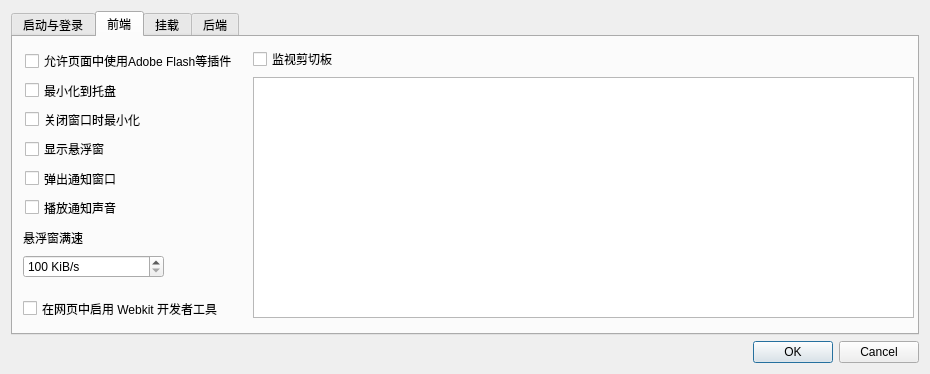
The window that src/frontend/ui/settings.ui (Xinkai/XwareDesktop) describes before a commit, drawn with Qt 5.
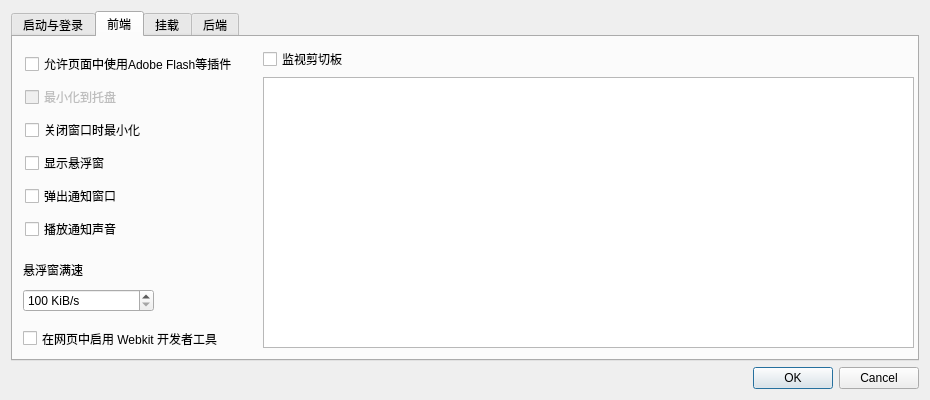
The same window after the commit. The open tabs and pages were chosen to show the change. Icons and pictures are not drawn.

Commit message: fixed closetominmize:disabled minimizetostray in settings.py

What changed in the file:
```diff
--- a/src/frontend/ui/settings.ui
+++ b/src/frontend/ui/settings.ui
@@ -10,7 +10,7 @@
     <x>0</x>
     <y>0</y>
     <width>930</width>
-    <height>374</height>
+       <height>400</height>
    </rect>
   </property>
   <property name="sizePolicy">
@@ -22,13 +22,13 @@
   <property name="minimumSize">
    <size>
     <width>930</width>
-    <height>374</height>
+       <height>400</height>
    </size>
   </property>
   <property name="maximumSize">
    <size>
     <width>930</width>
-    <height>374</height>
+       <height>400</height>
    </size>
   </property>
   <property name="windowTitle">
@@ -267,7 +267,7 @@
        <property name="geometry">
         <rect>
          <x>10</x>
-         <y>260</y>
+            <y>290</y>
          <width>251</width>
          <height>23</height>
         </rect>
@@ -284,13 +284,19 @@
         <rect>
          <x>12</x>
          <y>12</y>
-         <width>231</width>
-         <height>170</height>
+            <width>261</width>
+            <height>201</height>
         </rect>
        </property>
        <layout class="QVBoxLayout" name="verticalLayout_5">
         <item>
          <widget class="QCheckBox" name="checkBox_allowFlash">
+             <property name="sizePolicy">
+                 <sizepolicy hsizetype="Fixed" vsizetype="Fixed">
+                     <horstretch>0</horstretch>
+                     <verstretch>0</verstretch>
+                 </sizepolicy>
+             </property>
           <property name="toolTip">
            <string>一些功能，比如复制URL，需要Flash支持。</string>
           </property>
@@ -302,7 +308,13 @@
         <item>
          <widget class="QCheckBox" name="checkBox_minimizeToSystray">
           <property name="enabled">
-           <bool>true</bool>
+              <bool>false</bool>
+          </property>
+             <property name="sizePolicy">
+                 <sizepolicy hsizetype="Fixed" vsizetype="Fixed">
+                     <horstretch>0</horstretch>
+                     <verstretch>0</verstretch>
+                 </sizepolicy>
           </property>
           <property name="text">
            <string>最小化到托盘</string>
@@ -311,6 +323,12 @@
         </item>
         <item>
          <widget class="QCheckBox" name="checkBox_closeToMinimize">
+             <property name="sizePolicy">
+                 <sizepolicy hsizetype="Fixed" vsizetype="Fixed">
+                     <horstretch>0</horstretch>
+                     <verstretch>0</verstretch>
+                 </sizepolicy>
+             </property>
           <property name="text">
            <string>关闭窗口时最小化</string>
           </property>
@@ -318,6 +336,12 @@
         </item>
         <item>
          <widget class="QCheckBox" name="checkBox_showMonitorWindow">
+             <property name="sizePolicy">
+                 <sizepolicy hsizetype="Fixed" vsizetype="Fixed">
+                     <horstretch>0</horstretch>
+                     <verstretch>0</verstretch>
+                 </sizepolicy>
+             </property>
           <property name="text">
            <string>显示悬浮窗</string>
           </property>
@@ -325,6 +349,12 @@
         </item>
         <item>
          <widget class="QCheckBox" name="checkBox_popNotifications">
+             <property name="sizePolicy">
+                 <sizepolicy hsizetype="Fixed" vsizetype="Fixed">
+                     <horstretch>0</horstretch>
+                     <verstretch>0</verstretch>
+                 </sizepolicy>
+             </property>
           <property name="text">
            <string>弹出通知窗口</string>
           </property>
@@ -332,6 +362,12 @@
         </item>
         <item>
          <widget class="QCheckBox" name="checkBox_notifyBySound">
+             <property name="sizePolicy">
+                 <sizepolicy hsizetype="Fixed" vsizetype="Fixed">
+                     <horstretch>0</horstretch>
+                     <verstretch>0</verstretch>
+                 </sizepolicy>
+             </property>
           <property name="text">
            <string>播放通知声音</string>
           </property>
@@ -342,10 +378,10 @@
       <widget class="QWidget" name="layoutWidget">
        <property name="geometry">
         <rect>
-         <x>240</x>
+            <x>250</x>
          <y>10</y>
-         <width>661</width>
-         <height>271</height>
+            <width>651</width>
+            <height>301</height>
         </rect>
        </property>
        <layout class="QVBoxLayout" name="verticalLayout_6">
@@ -365,14 +401,20 @@
        <property name="geometry">
         <rect>
          <x>10</x>
-         <y>190</y>
-         <width>141</width>
-         <height>51</height>
+            <y>220</y>
+            <width>131</width>
+            <height>61</height>
         </rect>
        </property>
        <layout class="QVBoxLayout" name="verticalLayout_8">
         <item>
          <widget class="QLabel" name="label_monitorFullSpeed">
+             <property name="sizePolicy">
+                 <sizepolicy hsizetype="Fixed" vsizetype="Fixed">
+                     <horstretch>0</horstretch>
+                     <verstretch>0</verstretch>
+                 </sizepolicy>
+             </property>
           <property name="text">
            <string>悬浮窗满速</string>
           </property>
@@ -383,6 +425,15 @@
         </item>
         <item>
          <widget class="QSpinBox" name="spinBox_monitorFullSpeed">
+             <property name="enabled">
+                 <bool>true</bool>
+             </property>
+             <property name="frame">
+                 <bool>true</bool>
+             </property>
+             <property name="alignment">
+                 <set>Qt::AlignLeading|Qt::AlignLeft|Qt::AlignVCenter</set>
+             </property>
           <property name="suffix">
            <string> KiB/s</string>
           </property>
@@ -390,7 +441,7 @@
            <number>100</number>
           </property>
           <property name="maximum">
-           <number>8192</number>
+              <number>102400</number>
           </property>
           <property name="singleStep">
            <number>20</number>
```
Left out of the diff: 29 changed lines with no effect on the pictures. The commit also changes 201 other files.
